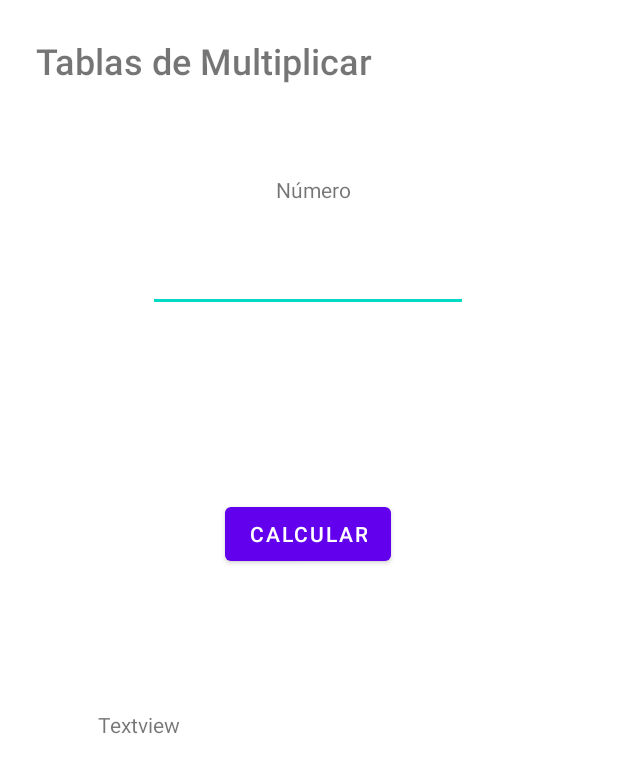
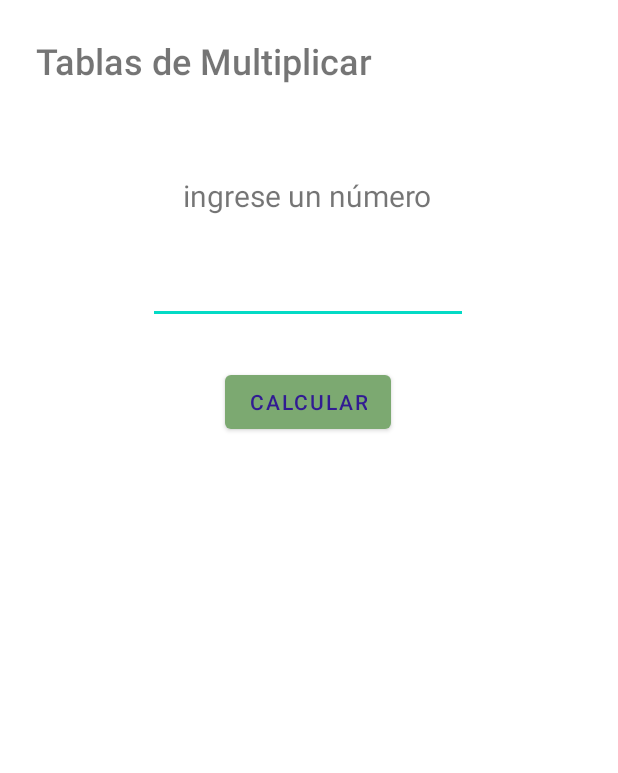
Before and after one commit to CATCAKE295/Evaluacion-Creacion-de-Vistas, an Android app: the layout activity_main.xml on its own in the app's theme, with its tools: preview values and no code run, on a phone screen of 412 x 824 dp. Shown: the top 773 px of the screen. Run offline under Robolectric (Android 15) with nearby library versions, the phone set to English and light mode, and no system bars.

Commit message:
Eso fue lo que agregué

```diff
--- a/Prueba/app/src/main/java/com/example/prueba/MainActivity.kt
+++ b/Prueba/app/src/main/java/com/example/prueba/MainActivity.kt
@@ -21,11 +21,11 @@ class MainActivity : AppCompatActivity() {
 
         val btn = binding.btnCalc.setOnClickListener(View.OnClickListener {
 
-            var num = binding.etNumero.text.toString().toInt()
-            var tablita = Tabla(num)
+            val num = binding.etNumero.text.toString().toIntOrNull()
+            val tablita = Tabla(num)
 
             binding.tvResultado.text = tablita.tablasMultiplicar().toString()
-
+            binding.etNumero.setText("")
 
         })
 
--- a/Prueba/app/src/main/java/com/example/prueba/Tabla.kt
+++ b/Prueba/app/src/main/java/com/example/prueba/Tabla.kt
@@ -1,6 +1,6 @@
 package com.example.prueba
 
-class Tabla (private val numero: Int){
+class Tabla(private val numero: Int?){
 
     public fun tablasMultiplicar (): ArrayList<String>{
         var lista = ArrayList<String>()
@@ -8,7 +8,9 @@ class Tabla (private val numero: Int){
         for(i in 0..12)
         {
 
-            lista.add("$numero x $i = ${numero * i} \n ")
+            if (numero != null) {
+                lista.add("$numero x $i = ${numero * i} \n ")
+            }
         }
         return lista
     }
--- a/Prueba/app/src/main/res/layout/activity_main.xml
+++ b/Prueba/app/src/main/res/layout/activity_main.xml
@@ -23,9 +23,10 @@
         android:layout_width="wrap_content"
         android:layout_height="wrap_content"
         android:layout_marginTop="60dp"
-        android:text="@string/n_mero"
+        android:text="@string/ingrese_un_n_mero"
+        android:textSize="20sp"
         app:layout_constraintEnd_toEndOf="parent"
-        app:layout_constraintHorizontal_bias="0.509"
+        app:layout_constraintHorizontal_bias="0.497"
         app:layout_constraintStart_toStartOf="parent"
         app:layout_constraintTop_toBottomOf="@+id/textView"
         tools:ignore="MissingConstraints" />
@@ -37,9 +38,10 @@
         android:layout_marginTop="24dp"
         android:ems="10"
         android:importantForAutofill="no"
-        android:inputType="textPersonName"
+        android:inputType="number"
         android:minHeight="48dp"
         android:text=""
+        android:textAlignment="center"
         app:layout_constraintEnd_toEndOf="parent"
         app:layout_constraintHorizontal_bias="0.497"
         app:layout_constraintStart_toStartOf="parent"
@@ -50,8 +52,9 @@
         android:id="@+id/btnCalc"
         android:layout_width="wrap_content"
         android:layout_height="wrap_content"
-        android:layout_marginTop="124dp"
+        android:layout_marginTop="28dp"
         android:text="@string/calcular"
+        android:textColor="#311B92"
         app:layout_constraintEnd_toEndOf="parent"
         app:layout_constraintHorizontal_bias="0.498"
         app:layout_constraintStart_toStartOf="parent"
@@ -59,12 +62,13 @@
 
     <TextView
         android:id="@+id/tvResultado"
-        android:layout_width="281dp"
-        android:layout_height="258dp"
-        android:text="@string/textview"
+        android:layout_width="144dp"
+        android:layout_height="257dp"
         app:layout_constraintBottom_toBottomOf="parent"
         app:layout_constraintEnd_toEndOf="parent"
+        app:layout_constraintHorizontal_bias="0.127"
         app:layout_constraintStart_toStartOf="parent"
-        app:layout_constraintTop_toBottomOf="@+id/btnCalc" />
+        app:layout_constraintTop_toBottomOf="@+id/btnCalc"
+        app:layout_constraintVertical_bias="0.313" />
 
 </androidx.constraintlayout.widget.ConstraintLayout>
--- a/Prueba/app/src/main/res/values-night/themes.xml
+++ b/Prueba/app/src/main/res/values-night/themes.xml
@@ -2,8 +2,8 @@
     <!-- Base application theme. -->
     <style name="Theme.Prueba" parent="Theme.MaterialComponents.DayNight.DarkActionBar">
         <!-- Primary brand color. -->
-        <item name="colorPrimary">@color/purple_200</item>
-        <item name="colorPrimaryVariant">@color/purple_700</item>
+        <item name="colorPrimary">@color/green_claro</item>
+        <item name="colorPrimaryVariant">@color/hbrown</item>
         <item name="colorOnPrimary">@color/black</item>
         <!-- Secondary brand color. -->
         <item name="colorSecondary">@color/teal_200</item>
--- a/Prueba/app/src/main/res/values/colors.xml
+++ b/Prueba/app/src/main/res/values/colors.xml
@@ -8,4 +8,10 @@
     <color name="black">#FF000000</color>
     <color name="white">#FFFFFFFF</color>
 
+    <color name= "green">#7ca971</color>
+    <color name= "green_claro">#a8b94b</color>
+    <color name= "brown">#723317</color>
+    <color name= "hbrown">#994714</color>
+
+
 </resources>
--- a/Prueba/app/src/main/res/values/strings.xml
+++ b/Prueba/app/src/main/res/values/strings.xml
@@ -1,7 +1,8 @@
 <resources>
-    <string name="app_name">Prueba</string>
+    <string name="app_name">Multiplicación</string>
     <string name="tablas_de_multiplicar">Tablas de Multiplicar</string>
     <string name="n_mero">Número</string>
     <string name="calcular">calcular</string>
     <string name="textview">Textview</string>
+    <string name="ingrese_un_n_mero">ingrese un número</string>
 </resources>
--- a/Prueba/app/src/main/res/values/themes.xml
+++ b/Prueba/app/src/main/res/values/themes.xml
@@ -2,8 +2,8 @@
     <!-- Base application theme. -->
     <style name="Theme.Prueba" parent="Theme.MaterialComponents.DayNight.DarkActionBar">
         <!-- Primary brand color. -->
-        <item name="colorPrimary">@color/purple_500</item>
-        <item name="colorPrimaryVariant">@color/purple_700</item>
+        <item name="colorPrimary">@color/green</item>
+        <item name="colorPrimaryVariant">@color/brown</item>
         <item name="colorOnPrimary">@color/white</item>
         <!-- Secondary brand color. -->
         <item name="colorSecondary">@color/teal_200</item>
```
